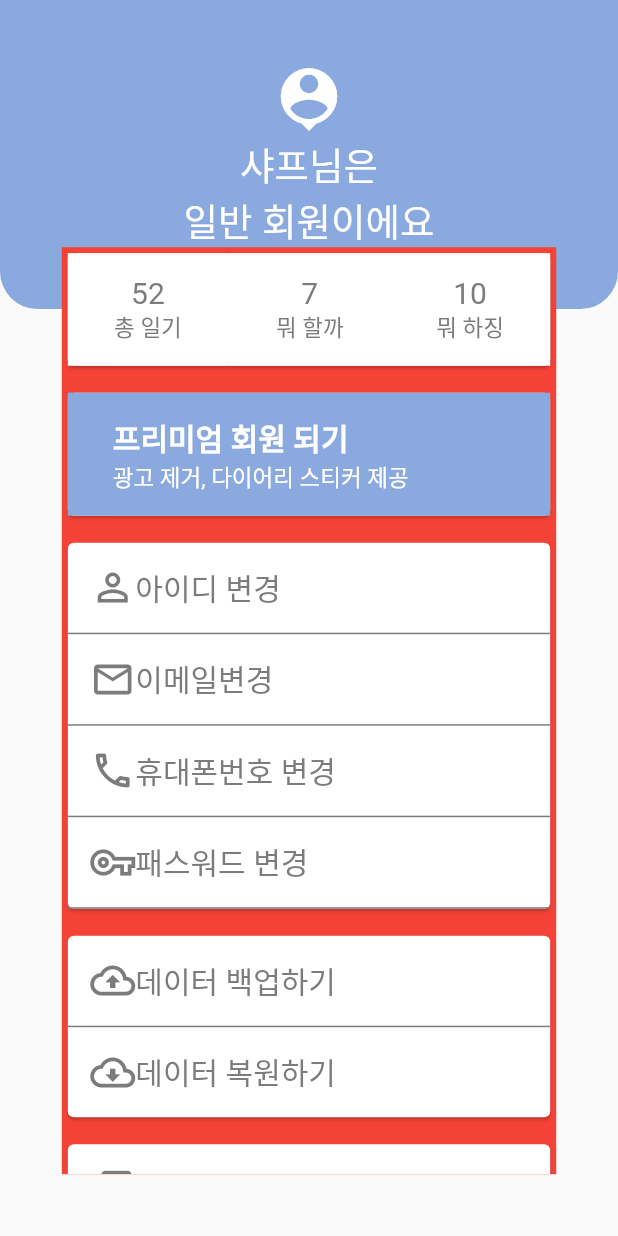
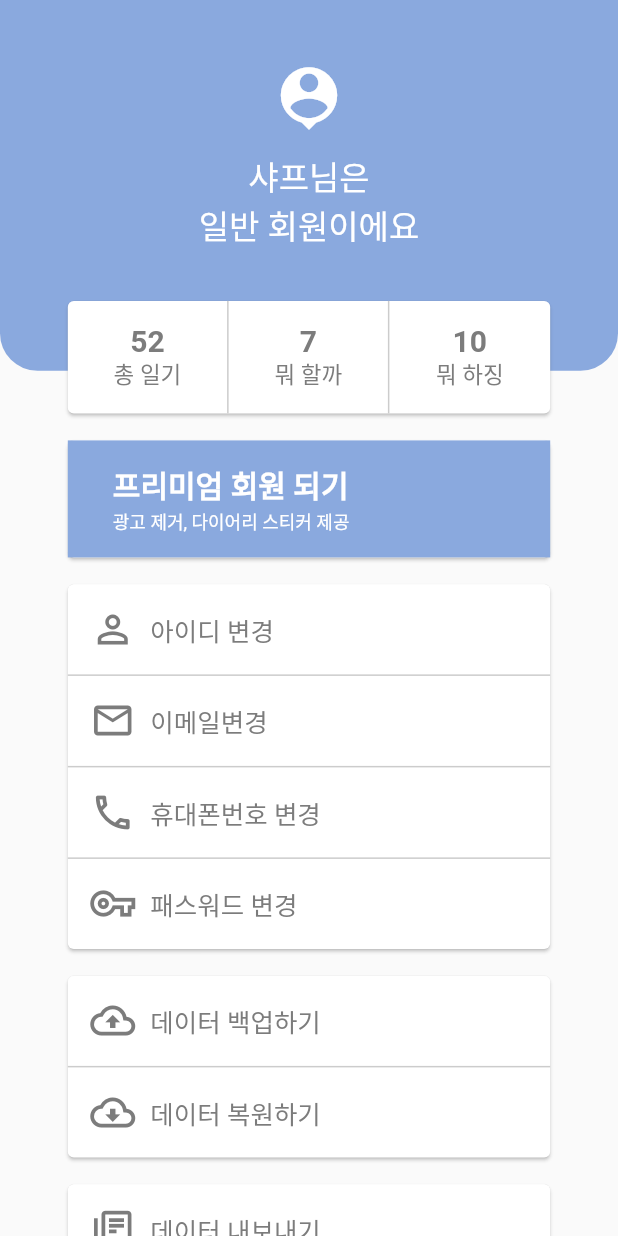
Before and after one commit to DBLabProj/sumpyo, a Flutter app: the screen it shows after launch, on a phone screen of 412 x 824 dp. Run offline on Flutter 3.47's test engine with Material 2 defaults, Android fonts, the light colour scheme and no system bars; our stand-ins replace awesome_bottom_bar, fluttertoast, google_fonts, table_calendar; missing offline and left inert: multi_masked_formatter, sliding_up_panel2; generated files the repository leaves out were written again.

Commit message:
modify myPageScreen design

```diff
--- a/lib/main.dart
+++ b/lib/main.dart
@@ -28,7 +28,7 @@ class _AppState extends State<App> {
       theme: ThemeData(
         primaryColor: const Color(0xFF8AA9DE),
         secondaryHeaderColor: const Color(0xFFE8EEF9),
-        dividerColor: const Color(0xff7c7c7c),
+        dividerColor: const Color(0xffCCCCCC),
       ),
       // home: const HomeScreen(),
       home: const myPage(),
--- a/lib/screens/mypage_screen.dart
+++ b/lib/screens/mypage_screen.dart
@@ -21,10 +21,11 @@ class _mypage_screState extends State<myPage> {
       // 키보드 나왔을 때 처리 화면 가려지는 거 방지용
       resizeToAvoidBottomInset: false,
       body: SafeArea(
+        child: SingleChildScrollView(
           child: Stack(
             children: [
               Container(
-              height: MediaQuery.of(context).size.height * 0.25,
+                height: MediaQuery.of(context).size.height * 0.3,
                 // color: Theme.of(context).primaryColor,
                 decoration: BoxDecoration(
                   color: Theme.of(context).primaryColor,
@@ -32,22 +33,38 @@ class _mypage_screState extends State<myPage> {
                     bottom: Radius.circular(25),
                   ),
                 ),
-              child: Row(
+              ),
+              Container(
+                margin: EdgeInsets.fromLTRB(
+                    MediaQuery.of(context).size.height * 0.05,
+                    MediaQuery.of(context).size.height * 0.025,
+                    MediaQuery.of(context).size.height * 0.05,
+                    MediaQuery.of(context).size.height * 0.05),
+                child: Column(
+                  children: [
+                    Row(
                       mainAxisAlignment: MainAxisAlignment.center,
                       children: [
-                  Column(
+                        Padding(
+                          padding: const EdgeInsets.all(20),
+                          child: Column(
                             mainAxisAlignment: MainAxisAlignment.center,
-                    children: const [
-                      Icon(
+                            children: [
+                              const Icon(
                                 Icons.person_pin,
                                 color: Colors.white,
                                 size: 50,
                               ),
+                              Padding(
+                                padding:
+                                    const EdgeInsets.symmetric(vertical: 10),
+                                child: Column(
+                                  children: const [
                                     Text(
                                       '샤프님은',
                                       style: TextStyle(
                                         color: Colors.white,
-                          fontSize: 25,
+                                        fontSize: 22,
                                         fontWeight: FontWeight.w400,
                                       ),
                                     ),
@@ -55,35 +72,34 @@ class _mypage_screState extends State<myPage> {
                                       '일반 회원이에요',
                                       style: TextStyle(
                                         color: Colors.white,
-                          fontSize: 25,
+                                        fontSize: 22,
                                         fontWeight: FontWeight.w400,
+                                      ),
+                                    ),
+                                  ],
+                                ),
+                              ),
+                            ],
                           ),
                         )
                       ],
-                  )
-                ],
                     ),
-            ),
-            Container(
-              color: Colors.red,
-              margin: EdgeInsets.fromLTRB(
-                  MediaQuery.of(context).size.height * 0.05,
-                  MediaQuery.of(context).size.height * 0.20,
-                  MediaQuery.of(context).size.height * 0.05,
-                  MediaQuery.of(context).size.height * 0.05),
-              child: SingleChildScrollView(
-                child: Column(
-                  children: [
                     Card(
                       child: Row(
                         children: [
-                          const recordInfo(cnt: 52, title: '총 일기'),
-                          VerticalDivider(
-                              thickness: 1,
-                              width: 1,
-                              color: Theme.of(context).dividerColor),
-                          const recordInfo(cnt: 7, title: '뭐 할까'),
-                          const recordInfo(cnt: 10, title: '뭐 하징'),
+                          recordInfo(
+                            cnt: 52,
+                            title: '총 일기',
+                          ),
+                          recordInfo(
+                            cnt: 7,
+                            title: '뭐 할까',
+                          ),
+                          recordInfo(
+                            cnt: 10,
+                            title: '뭐 하징',
+                            isRight: true,
+                          ),
                         ],
                       ),
                     ),
@@ -115,7 +131,7 @@ class _mypage_screState extends State<myPage> {
                                     '광고 제거, 다이어리 스티커 제공',
                                     style: TextStyle(
                                       color: Colors.white,
-                                      fontSize: 15,
+                                      fontSize: 12,
                                     ),
                                   ),
                                 ],
@@ -131,41 +147,22 @@ class _mypage_screState extends State<myPage> {
                     Card(
                       child: Column(
                         children: [
-                          const changeInfo(
+                          changeInfo(
                             ico: Icons.person_outline_outlined,
                             info: "아이디 변경",
                           ),
-                          Divider(
-                            thickness: 1,
-                            height: 1,
-                            color: Theme.of(context).dividerColor,
-                          ),
-                          const changeInfo(
+                          changeInfo(
                             ico: Icons.email_outlined,
                             info: "이메일변경",
                           ),
-                          Divider(
-                            thickness: 1,
-                            height: 1,
-                            color: Theme.of(context).dividerColor,
-                          ),
-                          const changeInfo(
+                          changeInfo(
                             ico: Icons.local_phone_outlined,
                             info: "휴대폰번호 변경",
                           ),
-                          Divider(
-                            thickness: 1,
-                            height: 1,
-                            color: Theme.of(context).dividerColor,
-                          ),
-                          const changeInfo(
+                          changeInfo(
                             ico: Icons.vpn_key_outlined,
                             info: "패스워드 변경",
-                          ),
-                          Divider(
-                            thickness: 1,
-                            height: 1,
-                            color: Theme.of(context).dividerColor,
+                            isBottoom: true,
                           ),
                         ],
                       ),
@@ -176,18 +173,14 @@ class _mypage_screState extends State<myPage> {
                     Card(
                       child: Column(
                         children: [
-                          const changeInfo(
+                          changeInfo(
                             ico: Icons.backup_outlined,
                             info: "데이터 백업하기",
                           ),
-                          Divider(
-                            thickness: 1,
-                            height: 1,
-                            color: Theme.of(context).dividerColor,
-                          ),
-                          const changeInfo(
+                          changeInfo(
                             ico: Icons.cloud_download_outlined,
                             info: "데이터 복원하기",
+                            isBottoom: true,
                           ),
                         ],
                       ),
@@ -197,10 +190,11 @@ class _mypage_screState extends State<myPage> {
                     ),
                     Card(
                       child: Column(
-                        children: const [
+                        children: [
                           changeInfo(
                             ico: Icons.library_books_outlined,
                             info: "데이터 내보내기",
+                            isBottoom: true,
                           ),
                         ],
                       ),
@@ -208,8 +202,8 @@ class _mypage_screState extends State<myPage> {
                   ],
                 ),
               ),
+            ],
           ),
-          ],
         ),
       ),
     );
@@ -219,18 +213,24 @@ class _mypage_screState extends State<myPage> {
 class recordInfo extends StatelessWidget {
   final int cnt;
   final String title;
-  const recordInfo({
+  bool isRight;
+  recordInfo({
     super.key,
     required this.cnt,
     required this.title,
+    this.isRight = false,
   });
 
   @override
   Widget build(BuildContext context) {
     return Expanded(
       child: Container(
-        decoration: const BoxDecoration(
-          color: Color.fromRGBO(255, 255, 255, 1),
+        decoration: BoxDecoration(
+          border: Border(
+              right: !isRight
+                  ? BorderSide(color: Theme.of(context).dividerColor)
+                  : BorderSide.none),
+          color: const Color.fromARGB(1, 255, 255, 255),
         ),
         padding: const EdgeInsets.all(15),
         child: Column(
@@ -238,12 +238,16 @@ class recordInfo extends StatelessWidget {
             Text(
               '$cnt',
               style: const TextStyle(
-                  color: Color.fromRGBO(124, 124, 124, 1), fontSize: 20),
+                  color: Color.fromRGBO(124, 124, 124, 1),
+                  fontSize: 20,
+                  fontWeight: FontWeight.w600),
             ),
             Text(
               title,
               style: const TextStyle(
-                  color: Color.fromRGBO(124, 124, 124, 1), fontSize: 15),
+                color: Color.fromRGBO(124, 124, 124, 1),
+                fontSize: 15,
+              ),
             ),
           ],
         ),
@@ -255,10 +259,12 @@ class recordInfo extends StatelessWidget {
 class changeInfo extends StatelessWidget {
   final String info;
   final IconData ico;
-  const changeInfo({
+  bool isBottoom;
+  changeInfo({
     super.key,
     required this.info,
     required this.ico,
+    this.isBottoom = false,
   });
 
   @override
@@ -268,8 +274,12 @@ class changeInfo extends StatelessWidget {
         print(info);
       },
       child: Container(
-        decoration: const BoxDecoration(
-          color: Color.fromARGB(1, 255, 255, 255),
+        decoration: BoxDecoration(
+          border: Border(
+              bottom: !isBottoom
+                  ? BorderSide(color: Theme.of(context).dividerColor)
+                  : BorderSide.none),
+          color: const Color.fromARGB(1, 255, 255, 255),
         ),
         padding: const EdgeInsets.all(15),
         child: Row(
@@ -279,10 +289,13 @@ class changeInfo extends StatelessWidget {
               size: 30,
               color: const Color.fromRGBO(124, 124, 124, 1),
             ),
-            Text(
+            Padding(
+              padding: const EdgeInsets.symmetric(horizontal: 10),
+              child: Text(
                 info,
                 style: const TextStyle(
-                  color: Color.fromRGBO(124, 124, 124, 1), fontSize: 20),
+                    color: Color.fromRGBO(124, 124, 124, 1), fontSize: 17),
+              ),
             ),
           ],
         ),
```
Lines whose indentation alone changed are shown as unchanged.
